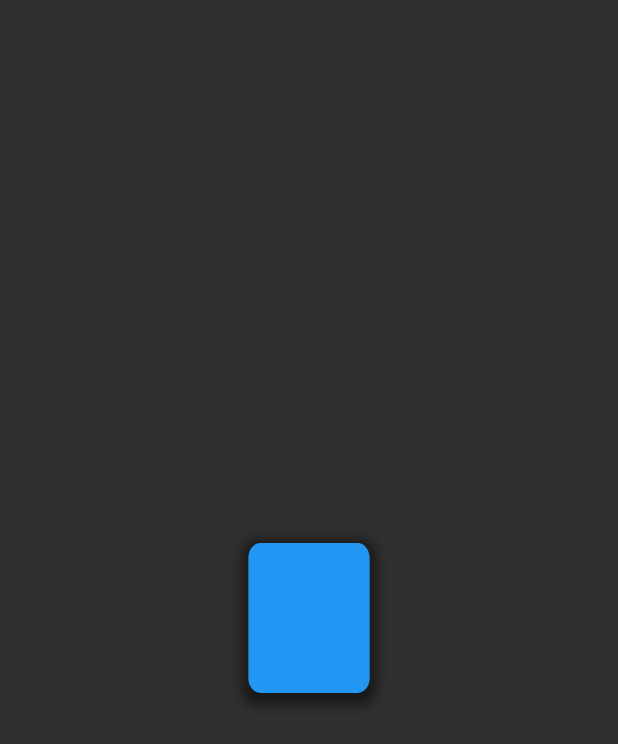
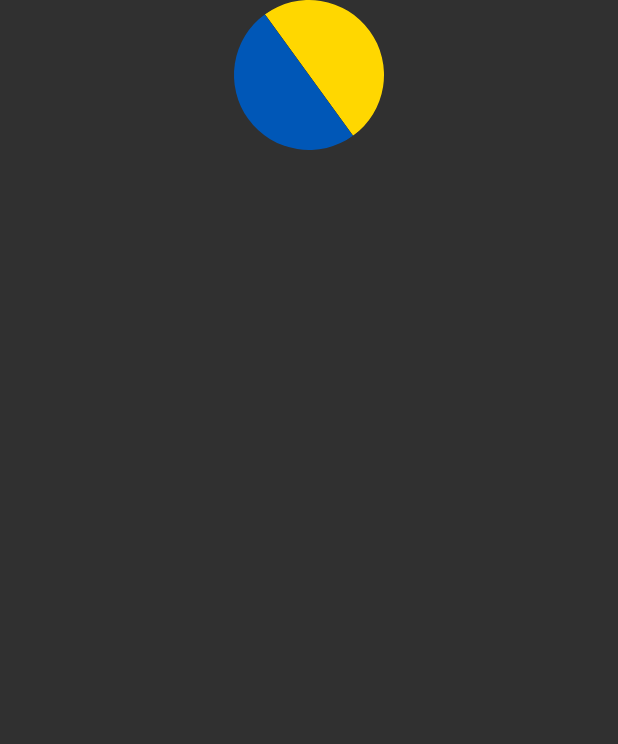
Before and after one commit to BishopSam/animations_course, a Flutter app: the screen it shows after launch, on a phone screen of 412 x 824 dp. Shown: the top 744 px of the screen. Run offline on Flutter 3.47's test engine with Material 2 defaults, Android fonts, the phone set to English and light mode, and no system bars.

```diff
--- a/lib/main.dart
+++ b/lib/main.dart
@@ -18,6 +18,48 @@ class MyApp extends StatelessWidget {
       home: const MyHomePage(),
     );
   }
+}
+
+enum CircleSide { left, right }
+
+extension ToPath on CircleSide {
+  Path toPath(Size size) {
+    final path = Path();
+    late Offset offset;
+    late bool clockWise;
+
+    switch (this) {
+      case CircleSide.left:
+        path.moveTo(size.width, 0);
+        offset = Offset(size.width, size.height);
+        clockWise = false;
+        break;
+      case CircleSide.right:
+        offset = Offset(0, size.height);
+        clockWise = true;
+        break;
+      default:
+    }
+
+    path.arcToPoint(offset,
+        radius: Radius.elliptical(size.width / 2, size.height / 2),
+        clockwise: clockWise);
+
+    path.close();
+    return path;
+  }
+}
+
+class HalfCircleClipper extends CustomClipper<Path> {
+  final CircleSide side;
+  HalfCircleClipper({
+    required this.side,
+  });
+  @override
+  Path getClip(Size size) => side.toPath(size);
+
+  @override
+  bool shouldReclip(covariant CustomClipper<Path> oldClipper) => true;
 }
 
 class MyHomePage extends StatefulWidget {
@@ -53,31 +95,36 @@ class _MyHomePageState extends State<MyHomePage> with TickerProviderStateMixin {
   @override
   Widget build(BuildContext context) {
     return Scaffold(
-      body: Center(
+        body: SafeArea(
       child: AnimatedBuilder(
           animation: _controller,
           builder: (context, _) {
             return Transform(
+              transform: Matrix4.identity()..rotateZ(_animation.value),
               alignment: Alignment.center,
-                transform: Matrix4.identity()..rotateY(_animation.value),
+              child: Row(
+                mainAxisAlignment: MainAxisAlignment.center,
+                children: [
+                  ClipPath(
+                    clipper: HalfCircleClipper(side: CircleSide.left),
                     child: Container(
                       height: 100,
                       width: 100,
-                  decoration: BoxDecoration(
-                      color: Colors.blue,
-                      borderRadius: BorderRadius.circular(10),
-                      boxShadow: [
-                        BoxShadow(
-                          color: Colors.black.withOpacity(0.5),
-                          spreadRadius: 5,
-                          blurRadius: 7,
-                          offset: const Offset(0, 3),
-                        )
-                      ]),
+                      color: const Color(0xff0057b7),
+                    ),
+                  ),
+                  ClipPath(
+                    clipper: HalfCircleClipper(side: CircleSide.right),
+                    child: Container(
+                      height: 100,
+                      width: 100,
+                      color: const Color(0xffffd700),
+                    ),
+                  ),
+                ],
               ),
             );
           }),
-      ),
-    );
+    ));
   }
 }
```
Lines whose indentation alone changed are shown as unchanged.
